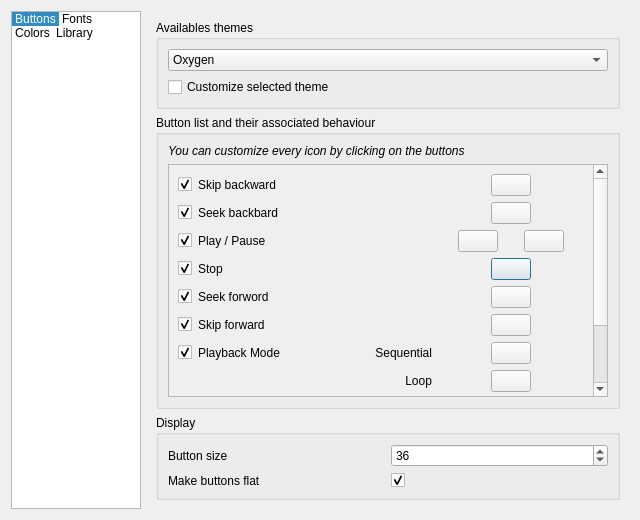
This is code/src/customizetheme.ui in MBach/Miam-Player as Qt 5 draws it before an edit. The edited form follows.
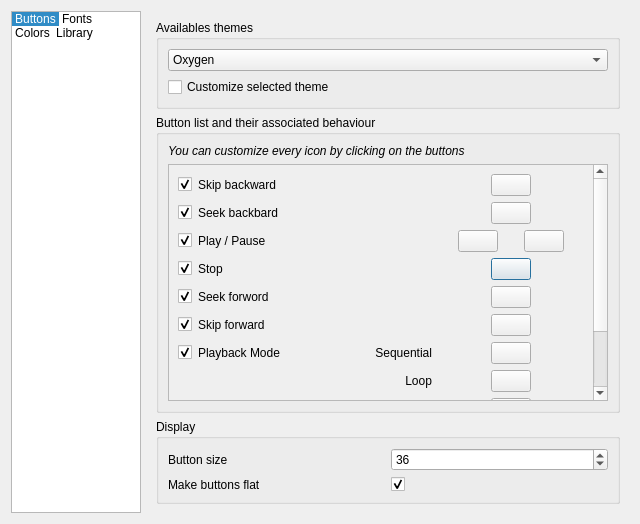
This is the edited form. Icons and pictures are not drawn. Custom widgets are drawn as their Qt base class.

Commit message: Media buttons

What changed in the file:
```diff
--- a/code/src/customizetheme.ui
+++ b/code/src/customizetheme.ui
@@ -7,7 +7,7 @@
     <x>0</x>
     <y>0</y>
     <width>640</width>
-    <height>520</height>
+    <height>524</height>
    </rect>
   </property>
   <property name="windowTitle">
@@ -167,6 +167,12 @@
        </item>
        <item>
         <widget class="QGroupBox" name="buttonsListBox">
+         <property name="sizePolicy">
+          <sizepolicy hsizetype="Preferred" vsizetype="Expanding">
+           <horstretch>0</horstretch>
+           <verstretch>0</verstretch>
+          </sizepolicy>
+         </property>
          <property name="title">
           <string>Button list and their associated behaviour</string>
          </property>
@@ -192,7 +198,7 @@
              <property name="geometry">
               <rect>
                <x>0</x>
-               <y>-128</y>
+               <y>-280</y>
                <width>421</width>
                <height>542</height>
               </rect>
@@ -941,8 +947,8 @@
          </property>
          <property name="sizeHint" stdset="0">
           <size>
-           <width>20</width>
-           <height>40</height>
+           <width>0</width>
+           <height>0</height>
           </size>
          </property>
         </spacer>
```
Left out of the diff: 268 changed lines with no effect on the pictures. The commit also changes 4 other files.
